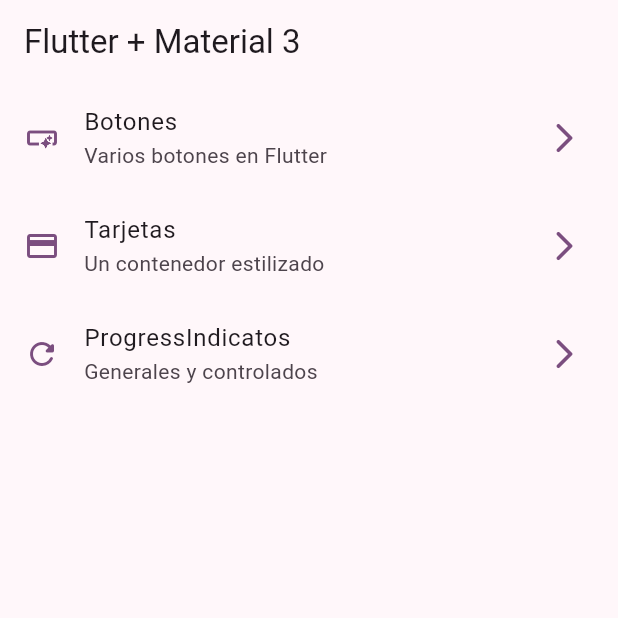
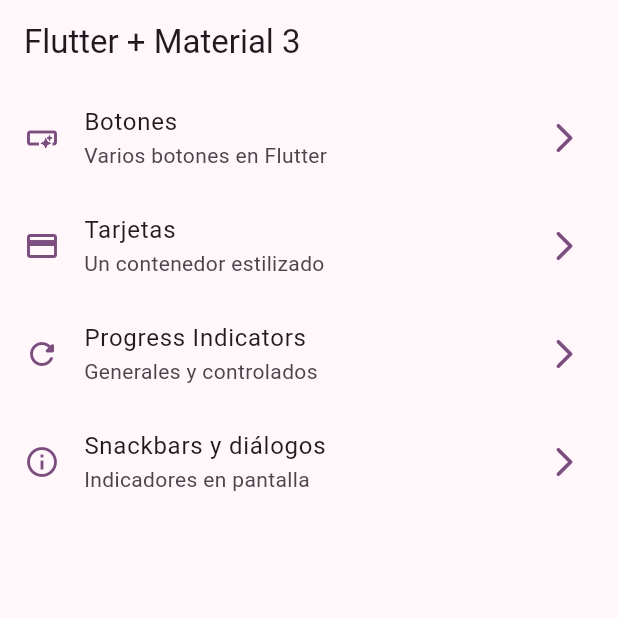
Before and after one commit to UrgedAsp/widgets_app, a Flutter app: the screen it shows after launch, on a phone screen of 412 x 824 dp, the top half of it. Run offline on Flutter 3.47's test engine with Material 3 defaults, Android fonts, the phone set to English and light mode, and no system bars; our stand-ins replace go_router.

Commit message:
snackbars dialogs terminado

```diff
--- a/lib/config/menu/menu_items.dart
+++ b/lib/config/menu/menu_items.dart
@@ -2,6 +2,7 @@ import 'package:flutter/material.dart';
 import 'package:widgets_app/presentation/screens/buttons/buttons_screen.dart';
 import 'package:widgets_app/presentation/screens/cards/cards_screen.dart';
 import 'package:widgets_app/presentation/screens/progress/progress_screen.dart';
+import 'package:widgets_app/presentation/screens/snackbar/snackbar_screen.dart';
 
 class MenuItem {
   final String title;
@@ -28,8 +29,13 @@ const appMenuItems = <MenuItem>[
       link: CardsScreen.name, // '/cards'
       icon: Icons.credit_card),
   MenuItem(
-      title: 'ProgressIndicatos',
+      title: 'Progress Indicators',
       subTitle: 'Generales y controlados',
       link: ProgressScreen.name,
-      icon: Icons.refresh_rounded)
+      icon: Icons.refresh_rounded),
+  MenuItem(
+      title: 'Snackbars y diálogos',
+      subTitle: 'Indicadores en pantalla',
+      link: SnackBarScreen.name,
+      icon: Icons.info_outline),
 ];
--- a/lib/config/router/app_router.dart
+++ b/lib/config/router/app_router.dart
@@ -24,6 +24,11 @@ final appRouter = GoRouter(
         path: '/progress',
         name: ProgressScreen.name,
         builder: (context, state) => const ProgressScreen()
+    ),
+    GoRoute(
+        path: '/snackbars',
+        name: SnackBarScreen.name,
+        builder: (context, state) => const SnackBarScreen()
     )
   ],
 );
--- a/lib/main.dart
+++ b/lib/main.dart
@@ -15,6 +15,7 @@ class MainApp extends StatelessWidget {
   @override
   Widget build(BuildContext context) {
     return MaterialApp.router(
+      title: 'Flutter Widgets',
         routerConfig: appRouter,
         debugShowCheckedModeBanner: false,
         theme: AppTheme(selectedColor: 4).getTheme());
```
Also changed, not shown: lib/presentation/screens/snackbar/snackbar_screen.dart (+57 -1 lines).
